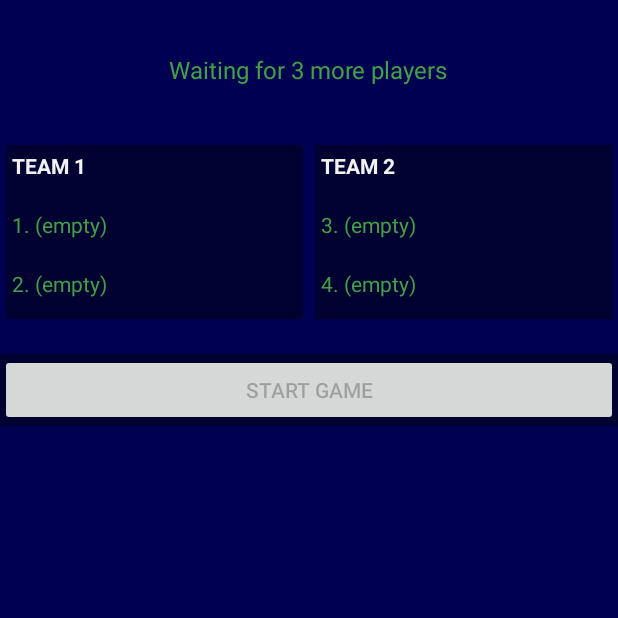
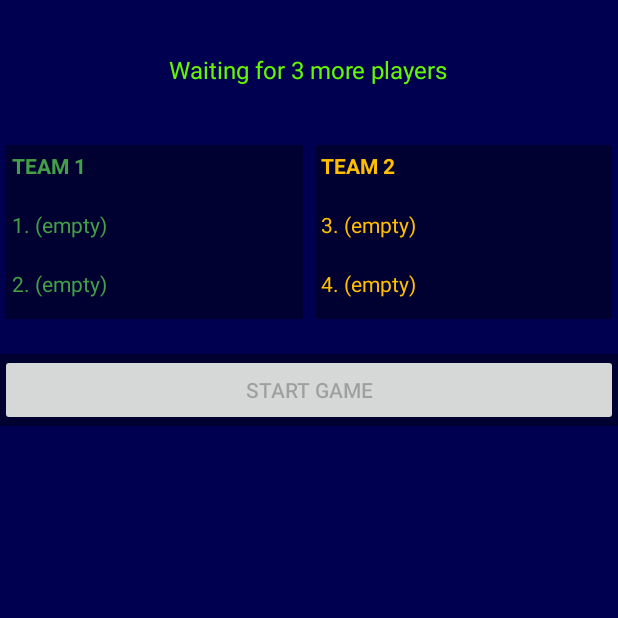
Before and after one commit to koosschwartz7/Fivehundred, an Android app: the LobbyActivity screen opened directly, with no data from a screen before it, on a phone screen of 412 x 824 dp, the top half of it. Run offline under Robolectric (Android 15) with nearby library versions, the phone set to English and light mode, and no system bars; our stand-ins replace Firebase (no records; nobody signed in at launch, a user with empty details on screens opened directly), data binding.

Commit message:
Team colors implemented in lobby.

```diff
--- a/app/src/main/res/layout/activity_lobby.xml
+++ b/app/src/main/res/layout/activity_lobby.xml
@@ -33,7 +33,7 @@
                     android:layout_marginRight="10sp"
                     android:layout_marginBottom="35sp"
                     android:text="Waiting for 3 more players"
-                    android:textColor="@color/colorAccent"
+                    android:textColor="@color/brightGreen"
                     android:textSize="16sp" />
 
                 <LinearLayout
@@ -56,7 +56,7 @@
                             android:layout_height="wrap_content"
                             android:gravity="center_horizontal"
                             android:text="TEAM 1"
-                            android:textColor="@color/offWhite"
+                            android:textColor="@color/teamOneColor"
                             android:textStyle="bold" />
 
                         <TextView
@@ -66,7 +66,7 @@
                             android:layout_marginTop="20sp"
                             android:layout_marginBottom="20sp"
                             android:text="1. (empty)"
-                            android:textColor="@color/colorAccent" />
+                            android:textColor="@color/teamOneColor" />
 
                         <TextView
                             android:id="@+id/txtPlayer2"
@@ -74,7 +74,7 @@
                             android:layout_height="wrap_content"
                             android:layout_marginBottom="10sp"
                             android:text="2. (empty)"
-                            android:textColor="@color/colorAccent" />
+                            android:textColor="@color/teamOneColor" />
                     </LinearLayout>
 
                     <LinearLayout
@@ -92,7 +92,7 @@
                             android:layout_height="wrap_content"
                             android:gravity="center_horizontal"
                             android:text="TEAM 2"
-                            android:textColor="@color/offWhite"
+                            android:textColor="@color/teamTwoColor"
                             android:textStyle="bold" />
 
                         <TextView
@@ -102,14 +102,14 @@
                             android:layout_marginTop="20sp"
                             android:layout_marginBottom="20sp"
                             android:text="3. (empty)"
-                            android:textColor="@color/colorAccent" />
+                            android:textColor="@color/teamTwoColor" />
 
                         <TextView
                             android:id="@+id/txtPlayer4"
                             android:layout_width="match_parent"
                             android:layout_height="wrap_content"
                             android:text="4. (empty)"
-                            android:textColor="@color/colorAccent" />
+                            android:textColor="@color/teamTwoColor" />
                     </LinearLayout>
                 </LinearLayout>
 
```
